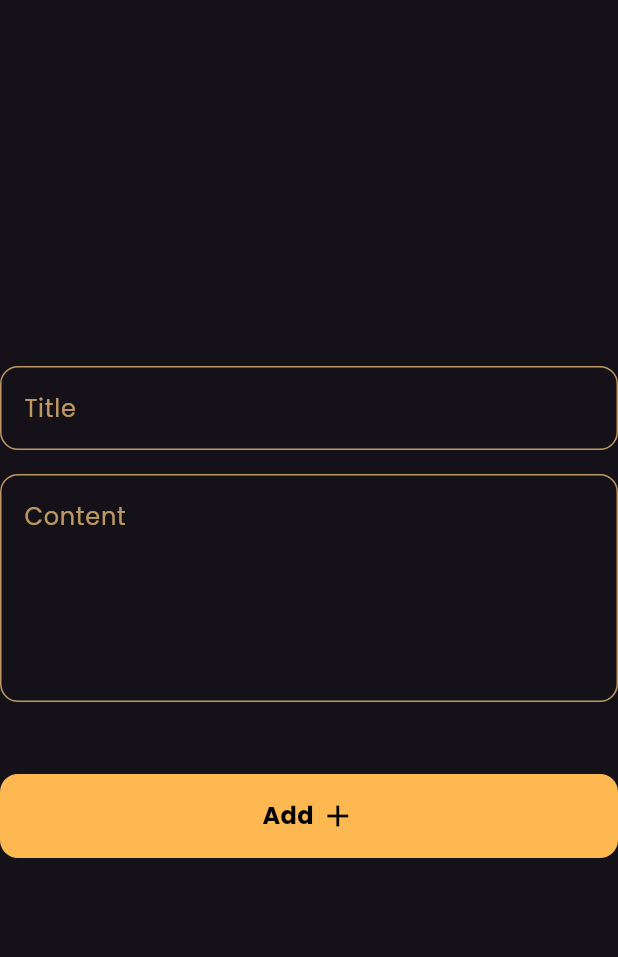
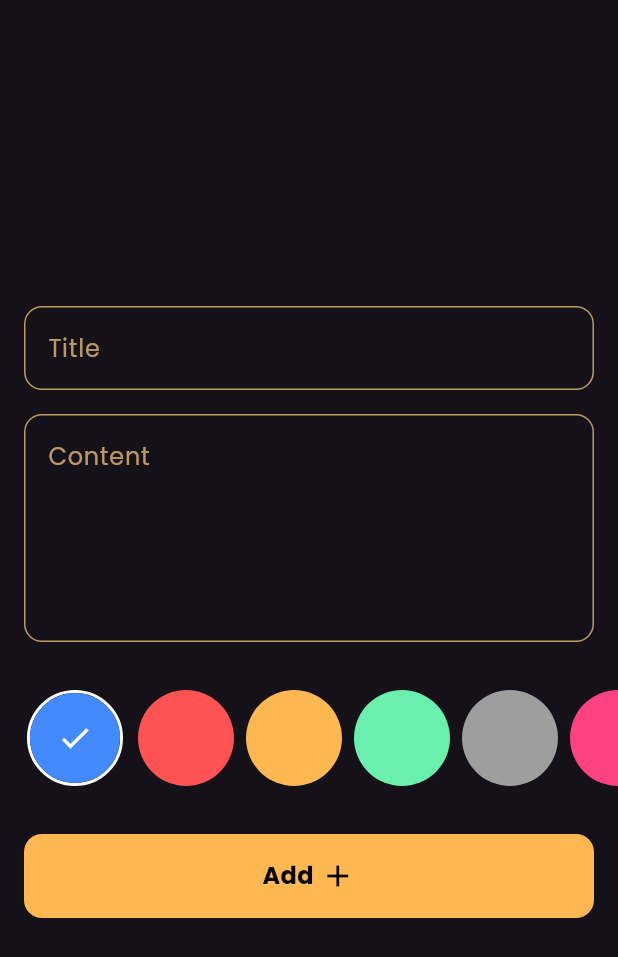
Before and after one commit to George-Abboud/notes_app, a Flutter app: the AddNoteForm widget shown alone on an empty page, opened directly, on a phone screen of 412 x 824 dp. Shown: the top 957 px of the screen. Run offline on Flutter 3.47's test engine with Material 3 defaults, Android fonts, the phone set to English and light mode, and no system bars; our stand-ins replace flutter_bloc, google_fonts, hive, hive_flutter; accounts and stored records are empty.

Commit message:
create colors list to add note form in bottom sheet

```diff
--- a/lib/widgets/add_note_form_widget.dart
+++ b/lib/widgets/add_note_form_widget.dart
@@ -3,6 +3,7 @@ import 'package:flutter_bloc/flutter_bloc.dart';
 import 'package:intl/intl.dart';
 import 'package:notes_app/cubits/add%20note%20cubit/add_note_cubit.dart';
 import 'package:notes_app/models/note_model.dart';
+import 'package:notes_app/widgets/colors_listView_widget.dart';
 import 'package:notes_app/widgets/custom_button_widget.dart';
 import 'package:notes_app/widgets/custom_text_field_widget.dart';
 
@@ -48,7 +49,11 @@ class _AddNoteFormState extends State<AddNoteForm> {
             maxLines: 5,
           ),
           const SizedBox(
-            height: 48,
+            height: 32,
+          ),
+          const ColorsListView(),
+          const SizedBox(
+            height: 32,
           ),
           BlocBuilder<AddNoteCubit, AddNoteCubitState>(
             builder: (context, state) {
@@ -77,7 +82,7 @@ class _AddNoteFormState extends State<AddNoteForm> {
           title: title!,
           content: content!,
           date: formattedCurrentDate,
-          color: Colors.blueAccent.value);
+          color: );
       BlocProvider.of<AddNoteCubit>(context).addNote(note);
     } else {
       autovalidateMode = AutovalidateMode.always;
--- /dev/null
+++ b/lib/widgets/color_item_widget.dart
@@ -0,0 +1,66 @@
+import 'package:flutter/material.dart';
+
+class ColorItem extends StatelessWidget {
+  const ColorItem(
+      {super.key,
+      required this.padding,
+      required this.isActive,
+      required this.color});
+  final EdgeInsetsGeometry padding;
+  final bool isActive;
+  final Color color;
+  @override
+  Widget build(BuildContext context) {
+    return Padding(
+      padding: padding,
+      child: isActive
+          ? ActivatedColorItem(
+              color: color,
+            )
+          : NonActivatedColorItem(
+              color: color,
+            ),
+    );
+  }
+}
+
+class ActivatedColorItem extends StatelessWidget {
+  const ActivatedColorItem({
+    super.key,
+    required this.color,
+  });
+  final Color color;
+
+  @override
+  Widget build(BuildContext context) {
+    return Container(
+      decoration: BoxDecoration(
+        shape: BoxShape.circle,
+        border: Border.all(color: Colors.white, width: 2),
+      ),
+      child: Stack(alignment: AlignmentDirectional.center, children: [
+        CircleAvatar(
+          backgroundColor: color,
+          radius: 32,
+        ),
+        const Icon(
+          Icons.check,
+          color: Colors.white,
+          size: 24,
+        )
+      ]),
+    );
+  }
+}
+
+class NonActivatedColorItem extends StatelessWidget {
+  const NonActivatedColorItem({super.key, required this.color});
+  final Color color;
+  @override
+  Widget build(BuildContext context) {
+    return CircleAvatar(
+      backgroundColor: color,
+      radius: 32,
+    );
+  }
+}
--- /dev/null
+++ b/lib/widgets/colors_listView_widget.dart
@@ -0,0 +1,50 @@
+import 'package:flutter/material.dart';
+import 'package:notes_app/constants.dart';
+import 'package:notes_app/widgets/color_item_widget.dart';
+
+class ColorsListView extends StatefulWidget {
+  const ColorsListView({super.key});
+
+  @override
+  State<ColorsListView> createState() => _ColorsListViewState();
+}
+
+class _ColorsListViewState extends State<ColorsListView> {
+  int currentIndex = 0;
+  List<Color> colors = const [
+    Colors.blueAccent,
+    Colors.redAccent,
+    kPrimaryColor,
+    Colors.greenAccent,
+    Colors.grey,
+    Colors.pinkAccent,
+    Colors.purpleAccent,
+    Colors.brown
+  ];
+  @override
+  Widget build(BuildContext context) {
+    return SizedBox(
+      height: 64,
+      child: ListView.builder(
+          scrollDirection: Axis.horizontal,
+          itemCount: colors.length,
+          itemBuilder: (context, index) {
+            return GestureDetector(
+              onTap: () {
+                currentIndex = index;
+                setState(() {});
+              },
+              child: ColorItem(
+                color: colors[index],
+                isActive: currentIndex == index,
+                padding: index == 0
+                    ? const EdgeInsets.only(left: 16, right: 4)
+                    : index == 9
+                        ? const EdgeInsets.only(right: 16, left: 4)
+                        : const EdgeInsets.symmetric(horizontal: 4),
+              ),
+            );
+          }),
+    );
+  }
+}
--- a/lib/widgets/custom_button_widget.dart
+++ b/lib/widgets/custom_button_widget.dart
@@ -17,6 +17,8 @@ class CustomButtonWidget extends StatelessWidget {
   Widget build(BuildContext context) {
     return GestureDetector(
       onTap: onTap,
+      child: Padding(
+        padding: const EdgeInsets.symmetric(horizontal: 16),
         child: Container(
           width: MediaQuery.of(context).size.width,
           decoration: BoxDecoration(
@@ -57,6 +59,7 @@ class CustomButtonWidget extends StatelessWidget {
             ),
           ),
         ),
+      ),
     );
   }
 }
--- a/lib/widgets/custom_text_field_widget.dart
+++ b/lib/widgets/custom_text_field_widget.dart
@@ -22,7 +22,9 @@ class CustomTextField extends StatelessWidget {
 
   @override
   Widget build(BuildContext context) {
-    return TextFormField(
+    return Padding(
+      padding: const EdgeInsets.symmetric(horizontal: 16),
+      child: TextFormField(
         onChanged: onChanged,
         initialValue: initialValue,
         validator: (data) {
@@ -51,6 +53,7 @@ class CustomTextField extends StatelessWidget {
           enabledBorder: buildBorder(color: kinitColor),
           focusedBorder: buildBorder(color: kPrimaryColor, width: 2),
         ),
+      ),
     );
   }
 
--- a/lib/widgets/note_modal_bottom_sheet_widget.dart
+++ b/lib/widgets/note_modal_bottom_sheet_widget.dart
@@ -28,8 +28,6 @@ class NoteModalBottomSheet extends StatelessWidget {
             absorbing: state is AddNoteCubitLoading ? true : false,
             child: Padding(
               padding: EdgeInsets.only(
-                  right: 16,
-                  left: 16,
                   bottom: MediaQuery.of(context).viewInsets.bottom),
               child: const SingleChildScrollView(
                 child: AddNoteForm(),
```
Lines whose indentation alone changed are shown as unchanged.
